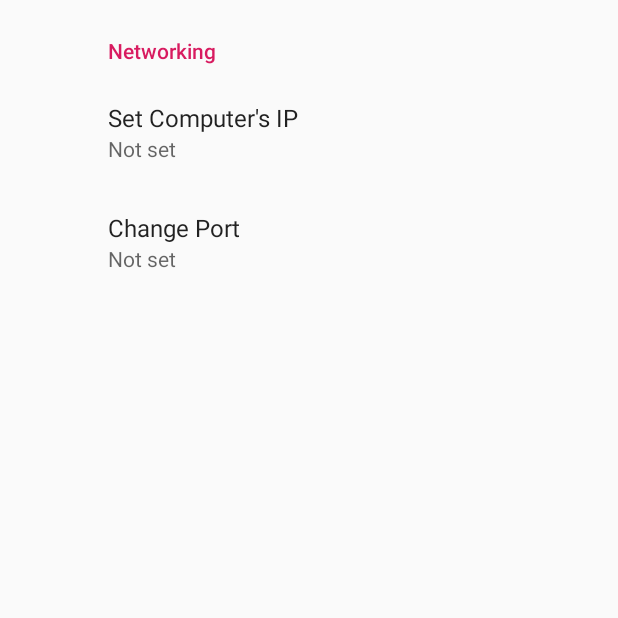
After one commit to ash12345678987654321/AndroidController, an Android app: the SettingsActivity screen opened directly, with no data from a screen before it, on a phone screen of 412 x 824 dp, the top half of it. The commit adds this screen. Run offline under Robolectric (Android 15) with nearby library versions, the phone set to English and light mode, and no system bars; our stand-ins replace androidx.preference.

Commit message:
Added settings for custom IP and port

```diff
--- a/BluetoothTest/app/build.gradle
+++ b/BluetoothTest/app/build.gradle
@@ -23,6 +23,7 @@ dependencies {
     implementation fileTree(dir: 'libs', include: ['*.jar'])
     implementation 'androidx.appcompat:appcompat:1.0.2'
     implementation 'androidx.constraintlayout:constraintlayout:1.1.3'
+    implementation 'androidx.preference:preference:1.1.0-alpha05'
     testImplementation 'junit:junit:4.12'
     androidTestImplementation 'androidx.test.ext:junit:1.1.0'
     androidTestImplementation 'androidx.test.espresso:espresso-core:3.1.1'
--- /dev/null
+++ b/BluetoothTest/app/src/main/java/com/example/bluetoothtest/SettingsActivity.java
@@ -0,0 +1,31 @@
+package com.example.bluetoothtest;
+
+import android.os.Bundle;
+
+import androidx.appcompat.app.ActionBar;
+import androidx.appcompat.app.AppCompatActivity;
+import androidx.preference.PreferenceFragmentCompat;
+
+public class SettingsActivity extends AppCompatActivity {
+
+    @Override
+    protected void onCreate(Bundle savedInstanceState) {
+        super.onCreate(savedInstanceState);
+        setContentView(R.layout.settings_activity);
+        getSupportFragmentManager()
+                .beginTransaction()
+                .replace(R.id.settings, new SettingsFragment())
+                .commit();
+        ActionBar actionBar = getSupportActionBar();
+        if (actionBar != null) {
+            actionBar.setDisplayHomeAsUpEnabled(true);
+        }
+    }
+
+    public static class SettingsFragment extends PreferenceFragmentCompat {
+        @Override
+        public void onCreatePreferences(Bundle savedInstanceState, String rootKey) {
+            setPreferencesFromResource(R.xml.root_preferences, rootKey);
+        }
+    }
+}
--- /dev/null
+++ b/BluetoothTest/app/src/main/res/layout/settings_activity.xml
@@ -0,0 +1,9 @@
+<LinearLayout xmlns:android="http://schemas.android.com/apk/res/android"
+    android:layout_width="match_parent"
+    android:layout_height="match_parent">
+
+    <FrameLayout
+        android:id="@+id/settings"
+        android:layout_width="match_parent"
+        android:layout_height="match_parent" />
+</LinearLayout>
--- a/BluetoothTest/app/src/main/res/values/strings.xml
+++ b/BluetoothTest/app/src/main/res/values/strings.xml
@@ -1,3 +1,18 @@
 <resources>
     <string name="app_name">BluetoothTest</string>
+
+
+    <!-- menu bar name-->
+    <string name="title_settings">Settings</string>
+
+
+    <string name="title_activity_settings">Settings</string>
+
+    <!-- Preference Titles -->
+    <string name="networking_header">Networking</string>
+
+    <!-- Networking Preferences -->
+    <string name="IP_title">Set Computer\'s IP</string>
+    <string name="port_title">Change Port</string>
+    <string name="default_port">2764</string>
 </resources>
--- a/BluetoothTest/app/src/main/res/values/styles.xml
+++ b/BluetoothTest/app/src/main/res/values/styles.xml
@@ -1,7 +1,7 @@
 <resources>
 
     <!-- Base application theme. -->
-    <style name="AppTheme" parent="Theme.AppCompat.Light.DarkActionBar">
+    <style name="AppTheme" parent="Theme.AppCompat.DayNight.NoActionBar">
         <!-- Customize your theme here. -->
         <item name="colorPrimary">@color/colorPrimary</item>
         <item name="colorPrimaryDark">@color/colorPrimaryDark</item>
--- /dev/null
+++ b/BluetoothTest/app/src/main/res/xml/root_preferences.xml
@@ -0,0 +1,33 @@
+<!--
+  ~ Copyright 2018 The app Open Source Project
+  ~
+  ~ Licensed under the Apache License, Version 2.0 (the "License");
+  ~ you may not use this file except in compliance with the License.
+  ~ You may obtain a copy of the License at
+  ~
+  ~      http://www.apache.org/licenses/LICENSE-2.0
+  ~
+  ~ Unless required by applicable law or agreed to in writing, software
+  ~ distributed under the License is distributed on an "AS IS" BASIS,
+  ~ WITHOUT WARRANTIES OR CONDITIONS OF ANY KIND, either express or implied.
+  ~ See the License for the specific language governing permissions and
+  ~ limitations under the License.
+  -->
+
+<PreferenceScreen xmlns:app="http://schemas.android.com/apk/res-auto">
+
+    <PreferenceCategory app:title="@string/networking_header">
+
+        <EditTextPreference
+            app:key="ip"
+            app:title="@string/IP_title"
+            app:useSimpleSummaryProvider="true" />
+
+        <EditTextPreference
+            app:key="port"
+            app:title="@string/port_title"
+            app:useSimpleSummaryProvider="true" />
+
+    </PreferenceCategory>
+
+</PreferenceScreen>
```
Also changed, not shown: BluetoothTest/app/src/main/AndroidManifest.xml (+3 -5 lines), BluetoothTest/app/src/main/java/com/example/bluetoothtest/DataSender.java (+24 -14 lines), BluetoothTest/app/src/main/java/com/example/bluetoothtest/MainActivity.java (+99 -9 lines), BluetoothTest/app/src/main/java/com/example/bluetoothtest/PortChecker.java (added, +14 -0 lines), BluetoothTest/app/src/main/res/drawable/ic_settings_24dp.xml (added, +9 -0 lines), BluetoothTest/app/src/main/res/layout/activity_main.xml (+11 -1 lines), BluetoothTest/app/src/main/res/menu/top_nav_menu.xml (added, +11 -0 lines), BluetoothTest/app/src/main/res/values/arrays.xml (added, +12 -0 lines), 4 other files.
